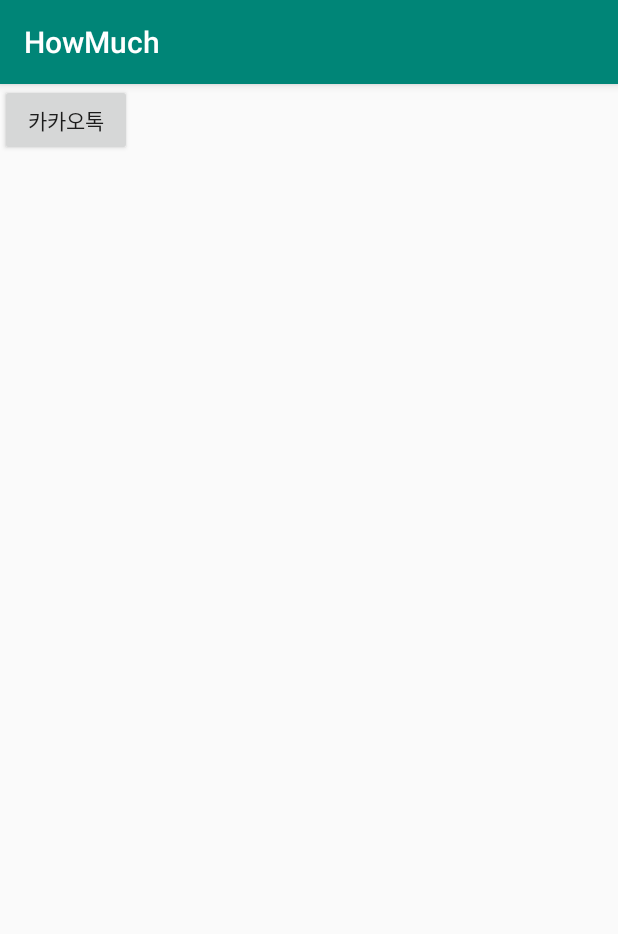
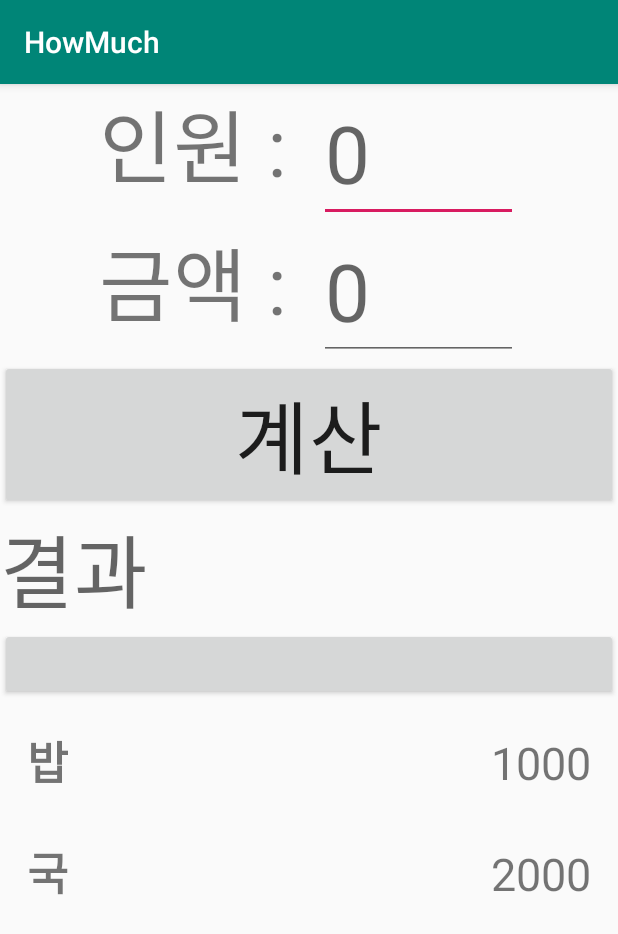
Before and after one commit to akffhaos95/HowMuchPay, an Android app: the PlusActivity screen opened directly, with no data from a screen before it, on a phone screen of 412 x 824 dp. Shown: the top 934 px of the screen. Run offline under Robolectric (Android 15) with nearby library versions, the phone set to English and light mode, and no system bars.

Commit message:
second commit: 간단한 계산,recycler view

```diff
--- a/app/build.gradle
+++ b/app/build.gradle
@@ -29,6 +29,9 @@ dependencies {
     implementation 'androidx.appcompat:appcompat:1.0.2'
     implementation 'androidx.core:core-ktx:1.0.2'
     implementation 'androidx.constraintlayout:constraintlayout:1.1.3'
+    implementation 'com.android.support:support-media-compat:29.0.0'
+    implementation 'com.android.support:support-v4:29.0.0'
+    implementation 'com.android.support:recyclerview-v7:29.0.0'
     testImplementation 'junit:junit:4.12'
     androidTestImplementation 'androidx.test.ext:junit:1.1.0'
     androidTestImplementation 'androidx.test.espresso:espresso-core:3.1.1'
--- /dev/null
+++ b/app/src/main/java/com/example/howmuch/Menu.kt
@@ -0,0 +1,3 @@
+package com.example.howmuch
+
+class Menu (val name: String, val price: String)
--- /dev/null
+++ b/app/src/main/java/com/example/howmuch/MenuAdapter.kt
@@ -0,0 +1,30 @@
+package com.example.howmuch
+
+import android.content.Context
+import android.view.LayoutInflater
+import android.view.View
+import android.view.ViewGroup
+import android.widget.TextView
+import androidx.recyclerview.widget.RecyclerView
+
+class MenuAdapter(val context: Context, val menu_List: ArrayList<Menu>) :
+    RecyclerView.Adapter<MenuAdapter.Holder>() {
+    override fun onCreateViewHolder(parent: ViewGroup, viewType: Int): Holder {
+        val view = LayoutInflater.from(context).inflate(R.layout.menu_item, parent, false)
+        return Holder(view)
+    }
+    override fun getItemCount(): Int {
+        return menu_List.size
+    }
+    inner class Holder(itemView: View?) : RecyclerView.ViewHolder(itemView!!) {
+        val menu_name = itemView?.findViewById<TextView>(R.id.txt_menu_name)
+        val menu_price = itemView?.findViewById<TextView>(R.id.txt_menu_price)
+        fun bind (menu: Menu, context: Context) {
+            menu_name?.text = menu.name
+            menu_price?.text = menu.price
+        }
+    }
+    override fun onBindViewHolder(holder: Holder, position: Int) {
+        holder?.bind(menu_List[position], context)
+    }
+}
--- a/app/src/main/java/com/example/howmuch/PlusActivity.kt
+++ b/app/src/main/java/com/example/howmuch/PlusActivity.kt
@@ -2,11 +2,42 @@ package com.example.howmuch
 
 import androidx.appcompat.app.AppCompatActivity
 import android.os.Bundle
+import android.util.Log
+import android.widget.Toast
+import androidx.recyclerview.widget.LinearLayoutManager
+import androidx.recyclerview.widget.RecyclerView
+import kotlinx.android.synthetic.main.activity_plus.*
 
 class PlusActivity : AppCompatActivity() {
 
     override fun onCreate(savedInstanceState: Bundle?) {
         super.onCreate(savedInstanceState)
         setContentView(R.layout.activity_plus)
+        var menu_List = arrayListOf<Menu>(
+            Menu("밥", "1000"),
+            Menu("국", "2000")
+        )
+
+        val mAdapter = MenuAdapter(this, menu_List)
+        mRecyclerView.adapter = mAdapter
+
+        val lm = LinearLayoutManager(this)
+        mRecyclerView.layoutManager = lm
+        mRecyclerView.setHasFixedSize(true)
+
+        btn_result.setOnClickListener {
+            var member = txt_member.text.toString()
+            var money = txt_money.text.toString()
+            if (""== member||""==money) {
+                Toast.makeText(this, "빈칸이 있습니다.", Toast.LENGTH_SHORT).show()
+            } else if ("0"==member||"0"==money) {
+                Toast.makeText(this, "숫자 0이 있습니다.", Toast.LENGTH_SHORT).show()
+            } else {
+                txt_result.text = (Integer.parseInt(money)/Integer.parseInt(member)).toString()
+            }
+        }
+        btn_menu_plus.setOnClickListener {
+
+        }
     }
 }
--- /dev/null
+++ b/app/src/main/res/drawable-v24/menu_border.xml
@@ -0,0 +1,11 @@
+<?xml version="1.0" encoding="utf-8"?>
+<selector xmlns:android="http://schemas.android.com/apk/res/android">
+    <item>
+        <shape
+            android:shape="rectangle">
+            <stroke
+                android:width="0.5dp"
+                android:color="#8f8f8f" />
+        </shape>
+    </item>
+</selector>
--- a/app/src/main/res/layout/activity_plus.xml
+++ b/app/src/main/res/layout/activity_plus.xml
@@ -4,12 +4,72 @@
     xmlns:tools="http://schemas.android.com/tools"
     android:layout_width="match_parent"
     android:layout_height="match_parent"
-    tools:context=".PlusActivity">
+    tools:context=".PlusActivity"
+    android:orientation="vertical">
 
+    <LinearLayout
+        android:layout_width="match_parent"
+        android:layout_height="wrap_content"
+        android:gravity="center"
+        android:weightSum="10">
+        <TextView
+            android:text="인원 :"
+            android:textSize="80px"
+            android:layout_weight="1"
+            android:layout_width="wrap_content"
+            android:layout_height="match_parent"/>
+        <EditText
+            android:id="@+id/txt_member"
+            android:textSize="80px"
+            android:hint="0"
+            android:layout_weight="3"
+            android:inputType="number"
+            android:layout_width="100px"
+            android:digits="0123456789"
+            android:singleLine="true"
+            android:imeOptions="actionNext"
+            android:layout_height="match_parent"/>
+    </LinearLayout>
+    <LinearLayout
+        android:layout_width="match_parent"
+        android:layout_height="wrap_content"
+        android:gravity="center"
+        android:weightSum="10">
+        <TextView
+            android:text="금액 :"
+            android:textSize="80px"
+            android:layout_weight="1"
+            android:layout_width="wrap_content"
+            android:layout_height="match_parent"/>
+        <EditText
+            android:id="@+id/txt_money"
+            android:textSize="80px"
+            android:hint="0"
+            android:layout_weight="3"
+            android:inputType="number"
+            android:layout_width="100px"
+            android:digits="0123456789"
+            android:layout_height="match_parent"/>
+    </LinearLayout>
     <Button
-        android:id="@+id/btn_member"
-        android:text="카카오톡"
-        android:layout_width="wrap_content"
+        android:id="@+id/btn_result"
+        android:textSize="80px"
+        android:text="계산"
+        android:layout_width="match_parent"
         android:layout_height="wrap_content"/>
-
+    <TextView
+        android:id="@+id/txt_result"
+        android:textSize="80px"
+        android:hint="결과"
+        android:layout_width="match_parent"
+        android:layout_height="wrap_content"/>
+    <Button
+        android:id="@+id/btn_menu_plus"
+        android:layout_width="match_parent"
+        android:layout_height="wrap_content"/>
+    <androidx.recyclerview.widget.RecyclerView
+        android:layout_width="match_parent"
+        android:layout_height="match_parent"
+        android:id="@+id/mRecyclerView"
+        android:layout_margin="8dp"/>
 </LinearLayout>
--- /dev/null
+++ b/app/src/main/res/layout/menu_item.xml
@@ -0,0 +1,29 @@
+<?xml version="1.0" encoding="utf-8"?>
+<LinearLayout xmlns:android="http://schemas.android.com/apk/res/android"
+    android:layout_width="match_parent"
+    android:layout_height="70dp"
+    xmlns:app="http://schemas.android.com/apk/res-auto"
+    xmlns:tools="http://schemas.android.com/tools"
+    android:layout_margin="2dp"
+    android:weightSum="10">
+
+    <TextView
+        android:id="@+id/txt_menu_name"
+        android:layout_width="100dp"
+        android:layout_height="wrap_content"
+        android:layout_margin="8dp"
+        android:textSize="30dp"
+        android:text="NAME"
+        android:textStyle="bold"
+        android:layout_weight="7"/>
+
+    <TextView
+        android:id="@+id/txt_menu_price"
+        android:layout_width="100dp"
+        android:layout_height="wrap_content"
+        android:layout_margin="8dp"
+        android:textSize="30dp"
+        android:text="PRICE"
+        android:gravity="right"
+        android:layout_weight="3"/>
+</LinearLayout>
--- a/build.gradle
+++ b/build.gradle
@@ -8,7 +8,7 @@ buildscript {
 
     }
     dependencies {
-        classpath 'com.android.tools.build:gradle:3.5.3'
+        classpath 'com.android.tools.build:gradle:3.6.1'
         classpath "org.jetbrains.kotlin:kotlin-gradle-plugin:$kotlin_version"
         // NOTE: Do not place your application dependencies here; they belong
         // in the individual module build.gradle files
```
Also changed, not shown: gradle/wrapper/gradle-wrapper.properties.
